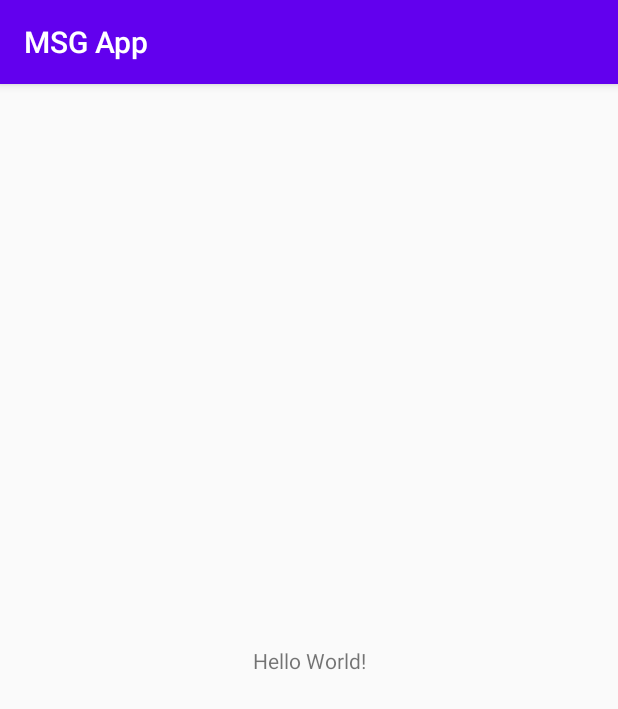
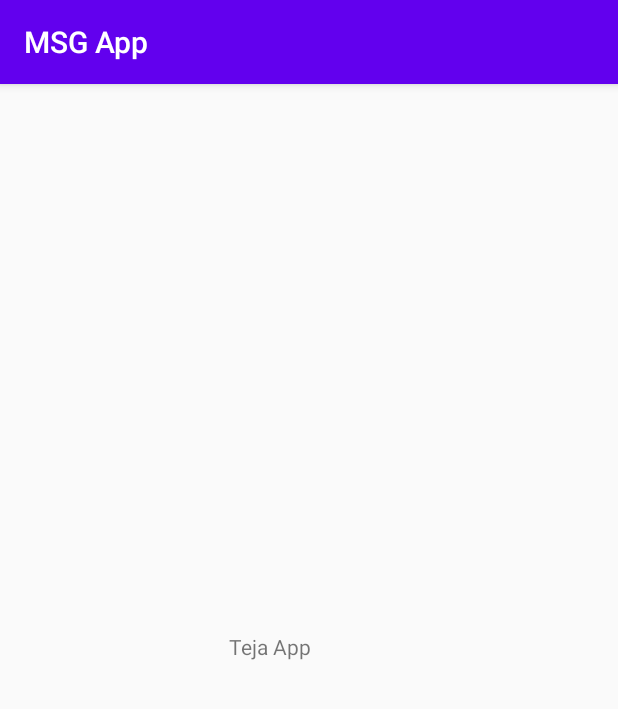
Before and after one commit to teja963/DATA-SEARCH-APP, an Android app: the screen it shows after launch (MainActivity), on a phone screen of 412 x 824 dp. Shown: the top 709 px of the screen. Run offline under Robolectric (Android 15) with nearby library versions, the phone set to English and light mode, and no system bars.

Commit message:
Main activity Created

```diff
--- a/app/src/main/java/com/smartherd/msapp/MainActivity.kt
+++ b/app/src/main/java/com/smartherd/msapp/MainActivity.kt
@@ -3,9 +3,11 @@ package com.smartherd.msapp
 import android.support.v7.app.AppCompatActivity
 import android.os.Bundle
 
-class MainActivity : AppCompatActivity() {
-    override fun onCreate(savedInstanceState: Bundle?) {
+class MainActivity: AppCompatActivity() {                          //First we need to initialize it
+    override fun onCreate(savedInstanceState: Bundle?) {           //We need to choose on create fun with single parameter
         super.onCreate(savedInstanceState)
-        setContentView(R.layout.activity_main)
+        setContentView(R.layout.activity_main)                     //We need to connect activity_main to MainActivity through setcontent
     }
+
+
 }
--- a/app/src/main/res/layout/activity_main.xml
+++ b/app/src/main/res/layout/activity_main.xml
@@ -7,9 +7,9 @@
     tools:context=".MainActivity">
 
     <TextView
-        android:layout_width="wrap_content"
-        android:layout_height="wrap_content"
-        android:text="Hello World!"
+        android:layout_width="107dp"
+        android:layout_height="38dp"
+        android:text="Teja App"
         app:layout_constraintBottom_toBottomOf="parent"
         app:layout_constraintLeft_toLeftOf="parent"
         app:layout_constraintRight_toRightOf="parent"
```
